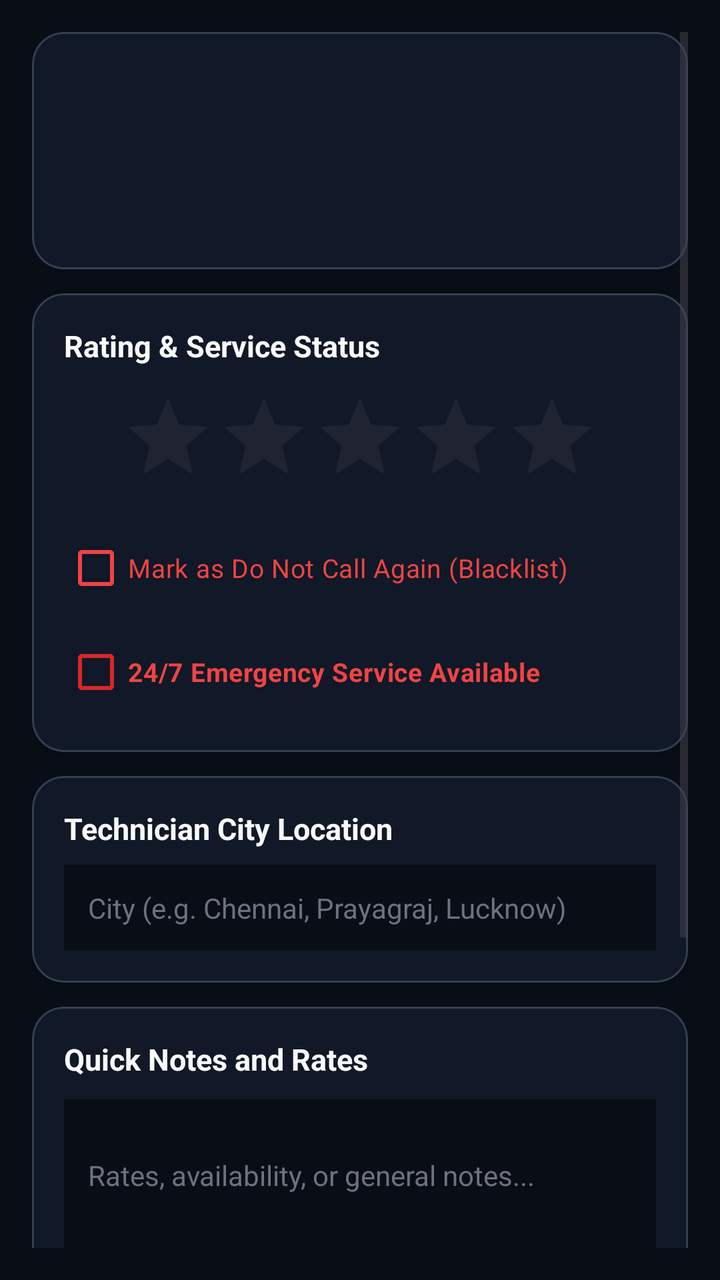
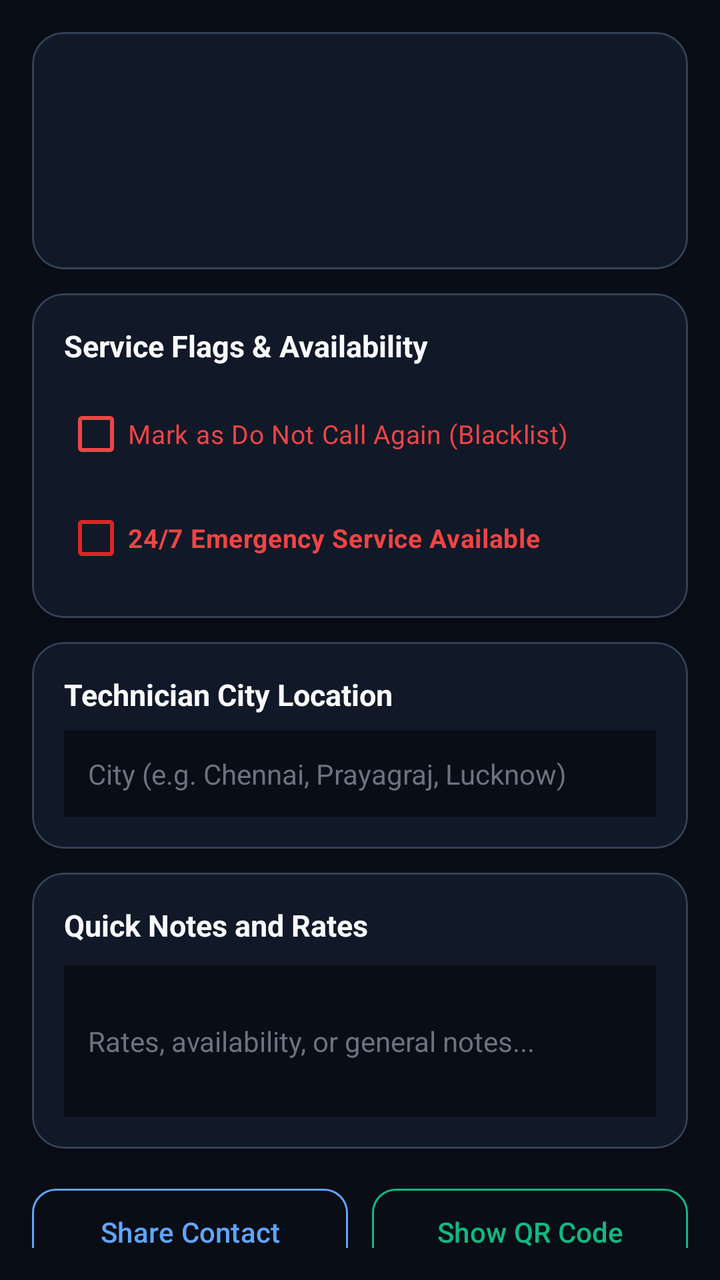

Two renders of the same Android screen: before a commit and after it. Below are the layout's source before the change and the commit's diff.
<!-- AndroidManifest.xml: application theme Theme.FixitBhai -->
<!-- res/layout/activity_contact_detail.xml -->
<?xml version="1.0" encoding="utf-8"?>
<ScrollView xmlns:android="http://schemas.android.com/apk/res/android"
    xmlns:app="http://schemas.android.com/apk/res-auto"
    android:layout_width="match_parent"
    android:layout_height="match_parent"
    android:background="@color/bg_dark"
    android:padding="16dp">

    <LinearLayout
        android:layout_width="match_parent"
        android:layout_height="wrap_content"
        android:orientation="vertical">

        
        <com.google.android.material.card.MaterialCardView
            android:layout_width="match_parent"
            android:layout_height="wrap_content"
            app:cardBackgroundColor="@color/surface_dark"
            app:cardCornerRadius="16dp"
            app:cardElevation="2dp"
            app:strokeColor="#334155"
            app:strokeWidth="1dp">

            <LinearLayout
                android:layout_width="match_parent"
                android:layout_height="wrap_content"
                android:gravity="center_horizontal"
                android:orientation="vertical"
                android:padding="20dp">

                <TextView
                    android:id="@+id/tvContactName"
                    android:layout_width="wrap_content"
                    android:layout_height="wrap_content"
                    android:textColor="@color/text_primary"
                    android:textSize="22sp"
                    android:textStyle="bold" />

                <TextView
                    android:id="@+id/tvContactCategory"
                    android:layout_width="wrap_content"
                    android:layout_height="wrap_content"
                    android:layout_marginTop="4dp"
                    android:textColor="@color/accent_blue"
                    android:textSize="14sp"
                    android:textStyle="bold" />

                <TextView
                    android:id="@+id/tvContactPhone"
                    android:layout_width="wrap_content"
                    android:layout_height="wrap_content"
                    android:layout_marginTop="6dp"
                    android:textColor="@color/text_secondary"
                    android:textSize="15sp" />

                <TextView
                    android:id="@+id/tvWarningBadge"
                    android:layout_width="wrap_content"
                    android:layout_height="wrap_content"
                    android:layout_marginTop="12dp"
                    android:background="#33EF4444"
                    android:paddingHorizontal="12dp"
                    android:paddingVertical="6dp"
                    android:text="DO NOT REHIRE / BAD SERVICE"
                    android:textColor="@color/accent_red"
                    android:textSize="12sp"
                    android:textStyle="bold"
                    android:visibility="gone" />
            </LinearLayout>
        </com.google.android.material.card.MaterialCardView>

        
        <com.google.android.material.card.MaterialCardView
            android:layout_width="match_parent"
            android:layout_height="wrap_content"
            android:layout_marginTop="12dp"
            app:cardBackgroundColor="@color/surface_dark"
            app:cardCornerRadius="16dp"
            app:cardElevation="2dp"
            app:strokeColor="#334155"
            app:strokeWidth="1dp">

            <LinearLayout
                android:layout_width="match_parent"
                android:layout_height="wrap_content"
                android:orientation="vertical"
                android:padding="16dp">

                <TextView
                    android:layout_width="wrap_content"
                    android:layout_height="wrap_content"
                    android:text="Rating &amp; Service Status"
                    android:textColor="@color/text_primary"
                    android:textSize="15sp"
                    android:textStyle="bold" />

                <RatingBar
                    android:id="@+id/ratingBar"
                    style="?android:attr/ratingBarStyle"
                    android:layout_width="wrap_content"
                    android:layout_height="wrap_content"
                    android:layout_gravity="center_horizontal"
                    android:layout_marginTop="12dp"
                    android:numStars="5"
                    android:progressTint="#F1C21B"
                    android:stepSize="1.0" />

                <CheckBox
                    android:id="@+id/cbDoNotCall"
                    android:layout_width="wrap_content"
                    android:layout_height="wrap_content"
                    android:layout_marginTop="8dp"
                    android:buttonTint="@color/accent_red"
                    android:text="Mark as Do Not Call Again (Blacklist)"
                    android:textColor="@color/accent_red"
                    android:textSize="13sp" />

                <CheckBox
                    android:id="@+id/cbEmergency"
                    android:layout_width="wrap_content"
                    android:layout_height="wrap_content"
                    android:layout_marginTop="4dp"
                    android:buttonTint="#DC2626"
                    android:text="24/7 Emergency Service Available"
                    android:textColor="#EF4444"
                    android:textSize="13sp"
                    android:textStyle="bold" />
            </LinearLayout>
        </com.google.android.material.card.MaterialCardView>

        
        <com.google.android.material.card.MaterialCardView
            android:layout_width="match_parent"
            android:layout_height="wrap_content"
            android:layout_marginTop="12dp"
            app:cardBackgroundColor="@color/surface_dark"
            app:cardCornerRadius="16dp"
            app:cardElevation="2dp"
            app:strokeColor="#334155"
            app:strokeWidth="1dp">

            <LinearLayout
                android:layout_width="match_parent"
                android:layout_height="wrap_content"
                android:orientation="vertical"
                android:padding="16dp">

                <TextView
                    android:layout_width="wrap_content"
                    android:layout_height="wrap_content"
                    android:text="Technician City Location"
                    android:textColor="@color/text_primary"
                    android:textSize="15sp"
                    android:textStyle="bold" />

                <EditText
                    android:id="@+id/etCity"
                    android:layout_width="match_parent"
                    android:layout_height="wrap_content"
                    android:layout_marginTop="8dp"
                    android:background="@color/bg_dark"
                    android:hint="City (e.g. Chennai, Prayagraj, Lucknow)"
                    android:inputType="textCapWords"
                    android:padding="12dp"
                    android:textColor="@color/text_primary"
                    android:textColorHint="@color/text_muted"
                    android:textSize="14sp" />
            </LinearLayout>
        </com.google.android.material.card.MaterialCardView>

        
        <com.google.android.material.card.MaterialCardView
            android:layout_width="match_parent"
            android:layout_height="wrap_content"
            android:layout_marginTop="12dp"
            app:cardBackgroundColor="@color/surface_dark"
            app:cardCornerRadius="16dp"
            app:cardElevation="2dp"
            app:strokeColor="#334155"
            app:strokeWidth="1dp">

            <LinearLayout
                android:layout_width="match_parent"
                android:layout_height="wrap_content"
                android:orientation="vertical"
                android:padding="16dp">

                <TextView
                    android:layout_width="wrap_content"
                    android:layout_height="wrap_content"
                    android:text="Quick Notes and Rates"
                    android:textColor="@color/text_primary"
                    android:textSize="15sp"
                    android:textStyle="bold" />

                <EditText
                    android:id="@+id/etNotes"
                    android:layout_width="match_parent"
                    android:layout_height="wrap_content"
                    android:layout_marginTop="10dp"
                    android:background="@color/bg_dark"
                    android:hint="Rates, availability, or general notes..."
                    android:inputType="textMultiLine"
                    android:minLines="3"
                    android:padding="12dp"
                    android:textColor="@color/text_primary"
                    android:textColorHint="@color/text_muted"
                    android:textSize="14sp" />
            </LinearLayout>
        </com.google.android.material.card.MaterialCardView>

        
        <LinearLayout
            android:layout_width="match_parent"
            android:layout_height="wrap_content"
            android:layout_marginTop="16dp"
            android:orientation="horizontal"
            android:weightSum="2">

            <com.google.android.material.button.MaterialButton
                android:id="@+id/btnShareText"
                style="@style/SleekOutlinedButton"
                android:layout_width="0dp"
                android:layout_height="wrap_content"
                android:layout_marginEnd="6dp"
                android:layout_weight="1"
                android:text="Share Contact" />

            <com.google.android.material.button.MaterialButton
                android:id="@+id/btnShareQR"
                style="@style/SleekOutlinedButton"
                android:layout_width="0dp"
                android:layout_height="wrap_content"
                android:layout_marginStart="6dp"
                android:layout_weight="1"
                android:text="Show QR Code"
                android:textColor="@color/accent_green"
                app:strokeColor="@color/accent_green" />
        </LinearLayout>

        
        <com.google.android.material.button.MaterialButton
            android:id="@+id/btnSave"
            style="@style/SleekPrimaryButton"
            android:layout_width="match_parent"
            android:layout_height="wrap_content"
            android:layout_marginTop="12dp"
            android:text="Save Changes" />

        
        <com.google.android.material.button.MaterialButton
            android:id="@+id/btnDelete"
            style="@style/SleekOutlinedButton"
            android:layout_width="match_parent"
            android:layout_height="wrap_content"
            android:layout_marginTop="8dp"
            android:layout_marginBottom="24dp"
            android:text="Delete Contact"
            android:textColor="@color/accent_red"
            app:strokeColor="@color/accent_red" />

    </LinearLayout>
</ScrollView>
<!-- resources referenced by this layout -->
<resources>
  <color name="accent_blue">#60A5FA</color>
  <color name="accent_green">#10B981</color>
  <color name="accent_red">#EF4444</color>
  <color name="bg_dark">#090D16</color>
  <color name="surface_dark">#111827</color>
  <color name="text_muted">#6B7280</color>
  <color name="text_primary">#F9FAFB</color>
  <color name="text_secondary">#9CA3AF</color>
  <style name="SleekOutlinedButton" parent="Widget.Material3.Button.OutlinedButton">
          <item name="android:textColor">@color/accent_blue</item>
          <item name="strokeColor">@color/accent_blue</item>
          <item name="strokeWidth">1dp</item>
          <item name="cornerRadius">12dp</item>
          <item name="android:paddingVertical">12dp</item>
      </style>
  <style name="SleekPrimaryButton" parent="Widget.Material3.Button">
          <item name="backgroundTint">@color/primary_blue</item>
          <item name="android:textColor">@color/text_primary</item>
          <item name="android:textSize">15sp</item>
          <item name="android:textStyle">bold</item>
          <item name="cornerRadius">12dp</item>
          <item name="android:paddingVertical">14dp</item>
      </style>
  <style name="Theme.FixitBhai" parent="Theme.Material3.DayNight.NoActionBar">
          
          <item name="colorPrimary">@color/primary_blue</item>
          <item name="colorOnPrimary">@color/text_primary</item>
          <item name="colorPrimaryContainer">@color/surface_variant</item>
          <item name="colorOnPrimaryContainer">@color/text_primary</item>
  
          
          <item name="colorSecondary">@color/accent_blue</item>
          <item name="colorOnSecondary">@color/text_primary</item>
  
          
          <item name="android:windowBackground">@color/bg_dark</item>
          <item name="colorSurface">@color/surface_dark</item>
          <item name="colorOnSurface">@color/text_primary</item>
          <item name="colorSurfaceVariant">@color/surface_container</item>
          <item name="colorOnSurfaceVariant">@color/text_secondary</item>
  
          
          <item name="elevationOverlayEnabled">false</item>
  
          
          <item name="android:statusBarColor">@color/bg_dark</item>
          <item name="android:navigationBarColor">@color/bg_dark</item>
  
          
          <item name="materialCardViewStyle">@style/SleekCardStyle</item>
      </style>
  <color name="primary_blue">#3B82F6</color>
  <color name="surface_variant">#1F2937</color>
  <color name="surface_container">#131C2E</color>
  <style name="SleekCardStyle" parent="Widget.Material3.CardView.Filled">
          <item name="cardBackgroundColor">@color/surface_dark</item>
          <item name="cardCornerRadius">18dp</item>
          <item name="strokeColor">@color/card_stroke</item>
          <item name="strokeWidth">1dp</item>
      </style>
  <color name="card_stroke">#1F2937</color>
</resources>

<!-- the commit's change to res/layout/activity_contact_detail.xml (unified diff, before → after) -->
@@ -1,10 +1,10 @@
-<?xml version="1.0" encoding="utf-8"?>
 <ScrollView xmlns:android="http://schemas.android.com/apk/res/android"
     xmlns:app="http://schemas.android.com/apk/res-auto"
     android:layout_width="match_parent"
     android:layout_height="match_parent"
     android:background="@color/bg_dark"
-    android:padding="16dp">
+    android:padding="16dp"
+    android:scrollbars="none">
 
     <LinearLayout
         android:layout_width="match_parent"
@@ -89,27 +89,16 @@
                 <TextView
                     android:layout_width="wrap_content"
                     android:layout_height="wrap_content"
-                    android:text="Rating &amp; Service Status"
+                    android:text="Service Flags &amp; Availability"
                     android:textColor="@color/text_primary"
                     android:textSize="15sp"
                     android:textStyle="bold" />
-
-                <RatingBar
-                    android:id="@+id/ratingBar"
-                    style="?android:attr/ratingBarStyle"
-                    android:layout_width="wrap_content"
-                    android:layout_height="wrap_content"
-                    android:layout_gravity="center_horizontal"
-                    android:layout_marginTop="12dp"
-                    android:numStars="5"
-                    android:progressTint="#F1C21B"
-                    android:stepSize="1.0" />
 
                 <CheckBox
                     android:id="@+id/cbDoNotCall"
                     android:layout_width="wrap_content"
                     android:layout_height="wrap_content"
-                    android:layout_marginTop="8dp"
+                    android:layout_marginTop="10dp"
                     android:buttonTint="@color/accent_red"
                     android:text="Mark as Do Not Call Again (Blacklist)"
                     android:textColor="@color/accent_red"
